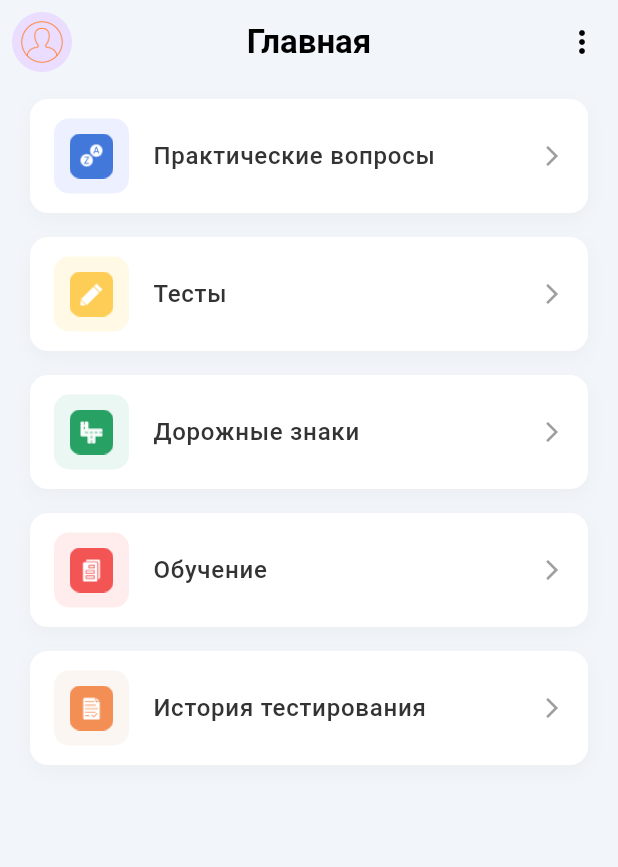
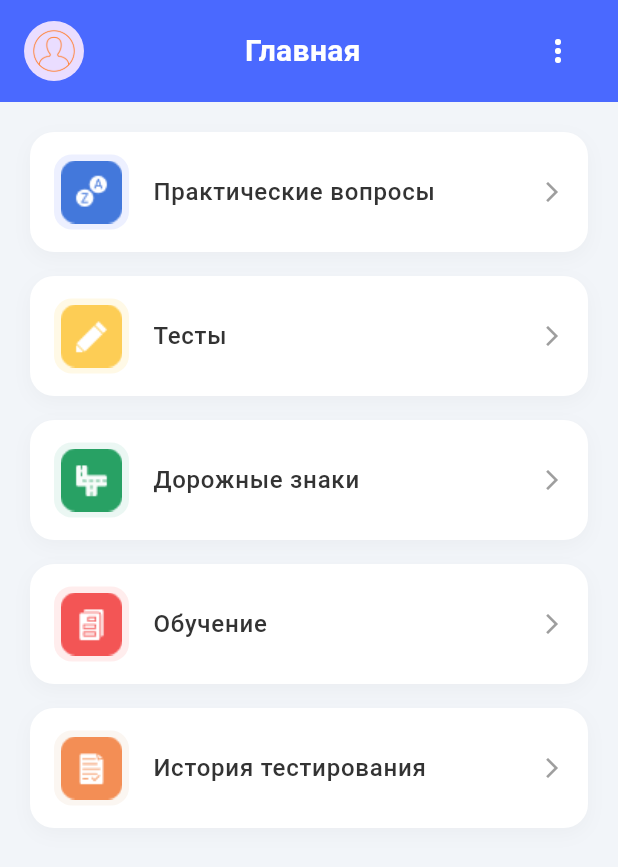
Before and after one commit to hitch-2/pdd_app, a Flutter app: the screen it shows after launch, after a tap on the "more vert" icon, on a phone screen of 412 x 824 dp. Shown: the top 867 px of the screen. Run offline on Flutter 3.47's test engine with Material 3 defaults, Android fonts, the phone set to English and light mode, and no system bars; our stand-ins replace sqflite; accounts and stored records are empty.

Commit message:
vw add fixed home screen and loading

```diff
--- a/lib/main.dart
+++ b/lib/main.dart
@@ -22,6 +22,7 @@ class PDDApp extends StatelessWidget {
       title: 'ПДД Диплом',
       theme: ThemeData(primarySwatch: Colors.blue),
       // В lib/main.dart
+      debugShowCheckedModeBanner: false,
       home: const SplashScreen(),
     );
   }
--- a/lib/screens/home_screen.dart
+++ b/lib/screens/home_screen.dart
@@ -5,68 +5,89 @@ class HomeScreen extends StatelessWidget {
 
   @override
   Widget build(BuildContext context) {
+    const primaryBlue = Color(0xFF4A69FF); // Основной синий из Figma
+
     return Scaffold(
       backgroundColor: const Color(0xFFF2F5F9), // Светло-серый фон как в Figma
-      appBar: AppBar(
-        backgroundColor: Colors.transparent,
-        elevation: 0,
-        leading: Padding(
-          padding: const EdgeInsets.all(8.0),
-          child: CircleAvatar(
+      body: Column(
+        children: [
+          // 1. Кастомный синий заголовок (вместо AppBar)
+          Container(
+            color: primaryBlue,
+            child: SafeArea(
+              child: Padding(
+                padding: const EdgeInsets.symmetric(horizontal: 16.0, vertical: 10.0),
+                child: Row(
+                  children: [
+                    CircleAvatar(
                       backgroundImage: AssetImage('assets/icons/ic_avatar_default.png'),
+                      radius: 20,
+                    ),
+                    const Expanded(
+                      child: Text(
+                        "Главная",
+                        textAlign: TextAlign.center,
+                        style: TextStyle(
+                          color: Colors.white, // Белый текст
+                          fontWeight: FontWeight.bold,
+                          fontSize: 20,
                         ),
                       ),
-        title: const Text(
-          "Главная",
-          style: TextStyle(color: Colors.black, fontWeight: FontWeight.bold),
                     ),
-        centerTitle: true,
-        actions: [
                     IconButton(
-            icon: const Icon(Icons.more_vert, color: Colors.black),
+                      icon: const Icon(Icons.more_vert, color: Colors.white), // Белая иконка
                       onPressed: () {},
                     ),
                   ],
                 ),
-      body: ListView(
-        padding: const EdgeInsets.symmetric(horizontal: 20, vertical: 10),
+              ),
+            ),
+          ),
+
+          // 2. Список карточек
+          Expanded(
+            child: ListView(
+              padding: const EdgeInsets.symmetric(horizontal: 20, vertical: 20),
               children: [
                 _buildMenuCard(
                   title: "Практические вопросы",
                   iconPath: "assets/icons/ic_practice.png",
-            color: const Color(0xFF4A69FF), // Синий
+                  color: primaryBlue,
                   onTap: () {},
                 ),
                 _buildMenuCard(
                   title: "Тесты",
                   iconPath: "assets/icons/ic_tests.png",
-            color: const Color(0xFFFFC107), // Желтый
+                  color: const Color(0xFFFFC107),
                   onTap: () {},
                 ),
                 _buildMenuCard(
                   title: "Дорожные знаки",
                   iconPath: "assets/icons/ic_signs.png",
-            color: const Color(0xFF38B48C), // Зеленый
+                  color: const Color(0xFF38B48C),
                   onTap: () {},
                 ),
                 _buildMenuCard(
                   title: "Обучение",
                   iconPath: "assets/icons/ic_education.png",
-            color: const Color(0xFFFF5252), // Красный
+                  color: const Color(0xFFFF5252),
                   onTap: () {},
                 ),
                 _buildMenuCard(
                   title: "История тестирования",
                   iconPath: "assets/icons/ic_history.png",
-            color: const Color(0xFFD4A373), // Коричневый
+                  color: const Color(0xFFD4A373),
                   onTap: () {},
+                ),
+              ],
+            ),
           ),
         ],
       ),
     );
   }
 
-  // Вспомогательный метод для создания карточек (Инструкция 5)
+  // Исправленный метод для создания карточек (Инструкция 5)
   Widget _buildMenuCard({
     required String title,
     required String iconPath,
@@ -77,7 +98,7 @@ class HomeScreen extends StatelessWidget {
       margin: const EdgeInsets.only(bottom: 16),
       decoration: BoxDecoration(
         color: Colors.white,
-        borderRadius: BorderRadius.circular(12),
+        borderRadius: BorderRadius.circular(16), // Увеличенные углы карточки
         boxShadow: [
           BoxShadow(
             color: Colors.black.withOpacity(0.03),
@@ -87,14 +108,18 @@ class HomeScreen extends StatelessWidget {
         ],
       ),
       child: ListTile(
-        contentPadding: const EdgeInsets.symmetric(horizontal: 16, vertical: 10),
+        contentPadding: const EdgeInsets.symmetric(horizontal: 16, vertical: 12),
         leading: Container(
-          padding: const EdgeInsets.all(10),
+          // --- ИСПРАВЛЕНИЯ ЗДЕСЬ ---
+          padding: const EdgeInsets.all(4), // Уменьшили отступ рамки
+          width: 50, // Увеличили общий размер контейнера
+          height: 50,
+          // --------------------------
           decoration: BoxDecoration(
-            color: color.withOpacity(0.1), // Светлый фон для иконки
-            borderRadius: BorderRadius.circular(10),
+            color: color.withOpacity(0.1),
+            borderRadius: BorderRadius.circular(12), // Скругление рамки
           ),
-          child: Image.asset(iconPath, width: 30, height: 30),
+          child: Image.asset(iconPath, fit: BoxFit.contain), // Иконка теперь больше внутри
         ),
         title: Text(
           title,
--- a/lib/screens/splash_screen.dart
+++ b/lib/screens/splash_screen.dart
@@ -1,7 +1,6 @@
 import 'package:flutter/material.dart';
 import 'dart:async';
-import '../main.dart';
-import 'home_screen.dart'; // Путь к TrainingScreen или главному меню
+import 'home_screen.dart';
 
 class SplashScreen extends StatefulWidget {
   const SplashScreen({super.key});
@@ -10,24 +9,31 @@ class SplashScreen extends StatefulWidget {
   State<SplashScreen> createState() => _SplashScreenState();
 }
 
-class _SplashScreenState extends State<SplashScreen> with SingleTickerProviderStateMixin {
-  late AnimationController _controller;
+class _SplashScreenState extends State<SplashScreen> with TickerProviderStateMixin {
+  late AnimationController _carController;
+  late AnimationController _rotateController;
   late Animation<double> _carAnimation;
 
-  @override
   @override
   void initState() {
     super.initState();
 
-    _controller = AnimationController(
-      duration: const Duration(seconds: 3), // Время в пути
+    // 1. Контроллер для машины
+    _carController = AnimationController(
+      duration: const Duration(seconds: 4),
       vsync: this,
     );
 
-    // Машина едет справа (1.5) налево (-1.5)
-    _carAnimation = Tween<double>(begin: 1.5, end: -1.5).animate(_controller);
+    // Увеличиваем значения: от 2.5 (далеко справа) до -2.5 (далеко слева)
+    // Это гарантирует, что машина полностью уйдет со сцены
+    _carAnimation = Tween<double>(begin: 2.5, end: -2.5).animate(_carController);
 
-    // Запускаем цикл анимации с паузой
+    // 2. Контроллер для вращения логотипа
+    _rotateController = AnimationController(
+      duration: const Duration(seconds: 2),
+      vsync: this,
+    )..repeat(); // Вращается бесконечно
+
     _runCarCycle();
 
     Timer(const Duration(seconds: 6), () {
@@ -37,35 +43,34 @@ class _SplashScreenState extends State<SplashScreen> with SingleTickerProviderSt
     });
   }
 
-  // Метод для создания цикла "проезд -> пауза -> проезд"
   void _runCarCycle() async {
-    if (!mounted) return; // Проверка, что экран еще открыт
-    _controller.forward(from: 0); // Запуск проезда
-    await Future.delayed(const Duration(seconds: 4)); // 3 сек едет + 1 сек пауза
-    _runCarCycle(); // Повтор
+    if (!mounted) return;
+    _carController.forward(from: 0);
+    // Ждем 4 сек (проезд) + 1 сек пауза в "невидимости"
+    await Future.delayed(const Duration(seconds: 5));
+    _runCarCycle();
   }
 
   @override
   void dispose() {
-    _controller.dispose();
+    _carController.dispose();
+    _rotateController.dispose();
     super.dispose();
   }
 
   @override
   Widget build(BuildContext context) {
     return Scaffold(
-      backgroundColor: const Color(0xFFEDF2FF), // Цвет фона
+      backgroundColor: const Color(0xFFEDF2FF),
       body: Stack(
         children: [
-          // 1. Название приложения сверху
+          // Верхняя часть: Название
           Positioned(
-            top: 100,
+            top: 120, // Немного опустили
             left: 0,
             right: 0,
-            child: Column(
-              children: [
-                Image.asset('assets/icons/logo.png', width: 100),
-                const Text(
+            child: Center(
+              child: const Text(
                 "DRIVE MASTER",
                 style: TextStyle(
                   fontSize: 28,
@@ -74,38 +79,38 @@ class _SplashScreenState extends State<SplashScreen> with SingleTickerProviderSt
                   color: Color(0xFF8E94A3),
                 ),
               ),
-              ],
             ),
           ),
 
-          // 2. Статичный город (по центру/ниже центра)
+          // Город
           Align(
             alignment: Alignment.center,
             child: Image.asset('assets/icons/city.png', fit: BoxFit.contain),
           ),
 
-          // 3. Анимированная машина
+          // Машина
           AnimatedBuilder(
             animation: _carAnimation,
             builder: (context, child) {
               return Align(
-                alignment: Alignment(_carAnimation.value, 0.25), // Позиция машины
+                alignment: Alignment(_carAnimation.value, 0.25),
                 child: Image.asset('assets/icons/car.png', width: 180),
               );
             },
           ),
 
-          // 4. Индикатор загрузки и текст снизу
+          // Низ: Вращающееся лого вместо индикатора
           Positioned(
             bottom: 80,
             left: 0,
             right: 0,
             child: Column(
               children: [
-                const CircularProgressIndicator(
-                  valueColor: AlwaysStoppedAnimation<Color>(Colors.blue),
+                RotationTransition(
+                  turns: _rotateController,
+                  child: Image.asset('assets/icons/logo.png', width: 60, height: 60),
                 ),
-                const SizedBox(height: 20),
+                const SizedBox(height: 15),
                 Text(
                   "Wait a second...",
                   style: TextStyle(color: Colors.grey[600], fontSize: 16),
```
Lines whose indentation alone changed are shown as unchanged.
